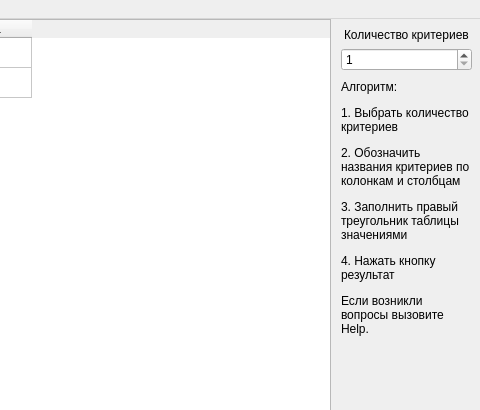
Old version of the form design_2.ui in the repository mruax/PP_labwork06_Tomas_Saati; both pictures show x 250 to 730 and y 0 to 410 of the 730 by 573 pixel window.
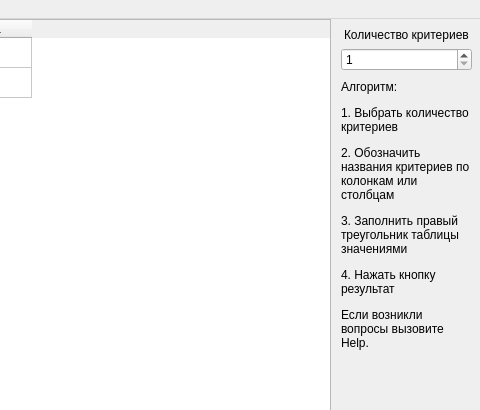
New version of the form.

Commit message: updated ui now you can edit criteries and not the summ col/row

```diff
--- a/design_2.ui
+++ b/design_2.ui
@@ -122,7 +122,7 @@
      <item alignment="Qt::AlignHCenter|Qt::AlignTop">
       <widget class="QLabel" name="algorythm_label">
        <property name="text">
-        <string>&lt;html&gt;&lt;head/&gt;&lt;body&gt;&lt;p&gt;Алгоритм:&lt;/p&gt;&lt;p&gt;1. Выбрать количество критериев&lt;/p&gt;&lt;p&gt;2. Обозначить названия критериев по колонкам и столбцам&lt;/p&gt;&lt;p&gt;3. Заполнить правый треугольник таблицы значениями&lt;/p&gt;&lt;p&gt;4. Нажать кнопку результат&lt;/p&gt;&lt;p&gt;Если возникли вопросы вызовите Help.&lt;/p&gt;&lt;/body&gt;&lt;/html&gt;</string>
+        <string>&lt;html&gt;&lt;head/&gt;&lt;body&gt;&lt;p&gt;Алгоритм:&lt;/p&gt;&lt;p&gt;1. Выбрать количество критериев&lt;/p&gt;&lt;p&gt;2. Обозначить названия критериев по колонкам или столбцам&lt;/p&gt;&lt;p&gt;3. Заполнить правый треугольник таблицы значениями&lt;/p&gt;&lt;p&gt;4. Нажать кнопку результат&lt;/p&gt;&lt;p&gt;Если возникли вопросы вызовите Help.&lt;/p&gt;&lt;/body&gt;&lt;/html&gt;</string>
        </property>
        <property name="wordWrap">
         <bool>true</bool>
```
The commit also changes 2 other files.
